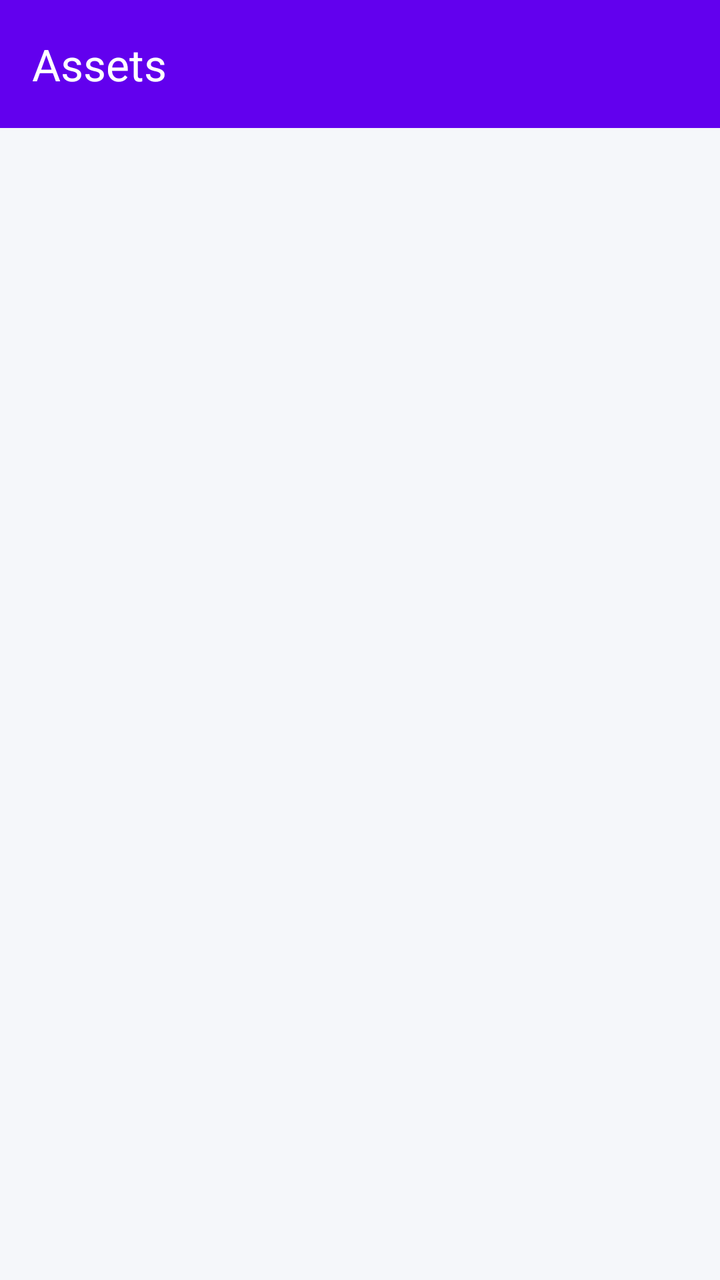
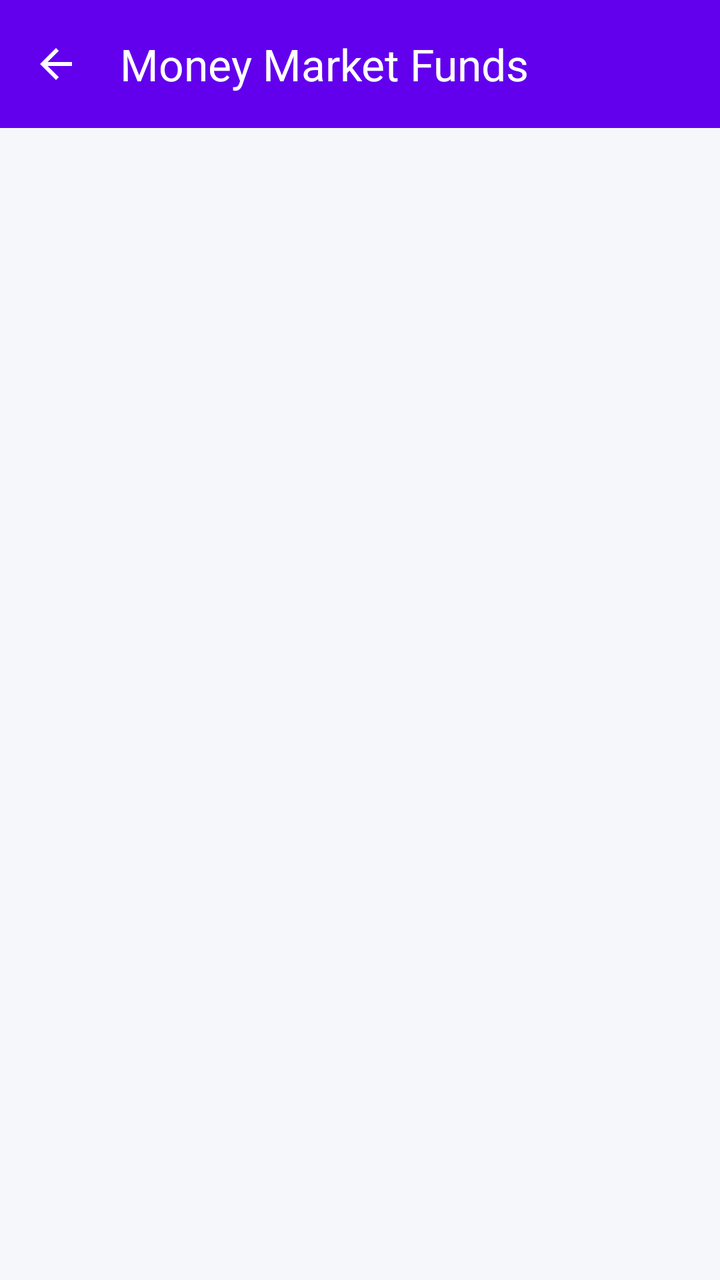

The first picture is an Android layout as it rendered before a commit; the second is the same layout after the commit. The layout source and the unified diff follow.
<!-- AndroidManifest.xml: application theme Theme.InvestmentAndSavingsSimulator -->
<!-- res/layout/activity_asset_list.xml -->
<?xml version="1.0" encoding="utf-8"?>
<LinearLayout xmlns:android="http://schemas.android.com/apk/res/android"
    xmlns:app="http://schemas.android.com/apk/res-auto"
    android:layout_width="match_parent"
    android:layout_height="match_parent"
    android:orientation="vertical"
    android:background="#F5F7FA">

    <com.google.android.material.appbar.MaterialToolbar
        android:id="@+id/toolbarAssetList"
        android:layout_width="match_parent"
        android:layout_height="?attr/actionBarSize"
        android:background="@color/design_default_color_primary"
        app:title="Assets"
        app:titleTextColor="@android:color/white" />

    <androidx.recyclerview.widget.RecyclerView
        android:id="@+id/rvFilteredAssets"
        android:layout_width="match_parent"
        android:layout_height="match_parent"
        android:padding="8dp"/>
</LinearLayout>
<!-- resources referenced by this layout -->
<resources>
  <style name="Theme.InvestmentAndSavingsSimulator" parent="Base.Theme.InvestmentAndSavingsSimulator" />
  <style name="Base.Theme.InvestmentAndSavingsSimulator" parent="Theme.Material3.DayNight.NoActionBar">
          
          
      </style>
</resources>

<!-- the commit's change to res/layout/activity_asset_list.xml (unified diff, before → after) -->
@@ -1,22 +1,37 @@
 <?xml version="1.0" encoding="utf-8"?>
-<LinearLayout xmlns:android="http://schemas.android.com/apk/res/android"
+<androidx.coordinatorlayout.widget.CoordinatorLayout
+    xmlns:android="http://schemas.android.com/apk/res/android"
     xmlns:app="http://schemas.android.com/apk/res-auto"
     android:layout_width="match_parent"
     android:layout_height="match_parent"
-    android:orientation="vertical"
+    android:fitsSystemWindows="true"
     android:background="#F5F7FA">
 
-    <com.google.android.material.appbar.MaterialToolbar
-        android:id="@+id/toolbarAssetList"
+    
+    <com.google.android.material.appbar.AppBarLayout
         android:layout_width="match_parent"
-        android:layout_height="?attr/actionBarSize"
-        android:background="@color/design_default_color_primary"
-        app:title="Assets"
-        app:titleTextColor="@android:color/white" />
+        android:layout_height="wrap_content"
+        android:fitsSystemWindows="true"
+        android:background="@color/design_default_color_primary">
 
+        
+        <com.google.android.material.appbar.MaterialToolbar
+            android:id="@+id/toolbarAssetList"
+            android:layout_width="match_parent"
+            android:layout_height="?attr/actionBarSize"
+            app:navigationIcon="?attr/homeAsUpIndicator"
+            app:navigationIconTint="@android:color/white"
+            app:title="Money Market Funds"
+            app:titleTextColor="@android:color/white" />
+    </com.google.android.material.appbar.AppBarLayout>
+
+    
     <androidx.recyclerview.widget.RecyclerView
         android:id="@+id/rvFilteredAssets"
         android:layout_width="match_parent"
         android:layout_height="match_parent"
-        android:padding="8dp"/>
-</LinearLayout>
+        android:padding="8dp"
+        android:clipToPadding="false"
+        app:layout_behavior="@string/appbar_scrolling_view_behavior" />
+
+</androidx.coordinatorlayout.widget.CoordinatorLayout>
